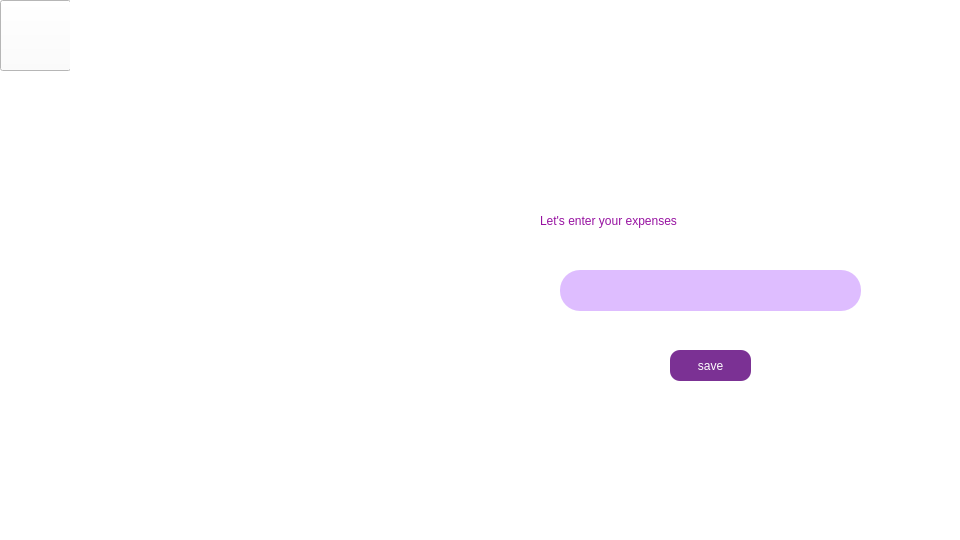
Above: expenses.ui from Nirjaraa/spendwise before the change. Below: the same form after it.
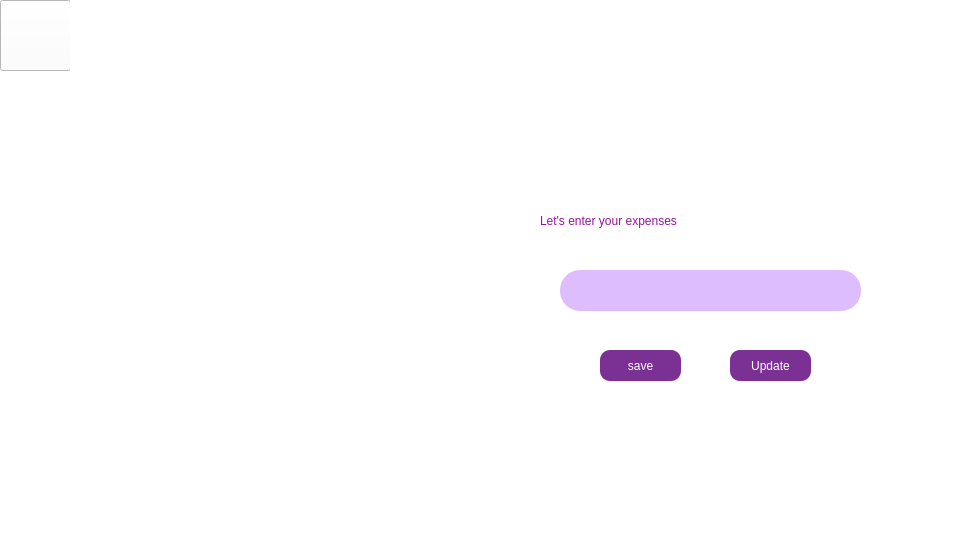
That is the form after the change. Icons and pictures are not drawn.

Diff of the .ui file:
```diff
--- a/expenses.ui
+++ b/expenses.ui
@@ -70,7 +70,7 @@
    <widget class="QPushButton" name="save">
     <property name="geometry">
      <rect>
-      <x>670</x>
+      <x>600</x>
       <y>350</y>
       <width>81</width>
       <height>31</height>
@@ -127,7 +127,7 @@
      <rect>
       <x>70</x>
       <y>0</y>
-      <width>881</width>
+      <width>921</width>
       <height>71</height>
      </rect>
     </property>
@@ -143,6 +143,30 @@
      <string> EXPENSES</string>
     </property>
    </widget>
+   <widget class="QPushButton" name="update">
+    <property name="geometry">
+     <rect>
+      <x>730</x>
+      <y>350</y>
+      <width>81</width>
+      <height>31</height>
+     </rect>
+    </property>
+    <property name="styleSheet">
+     <string notr="true">border-image: none;
+border-image: url(:/resources/p7.jpg);
+font: 9pt &quot;Bahnschrift&quot;;
+border-color: none;
+color: rgb(255, 255, 255);
+background-color: rgb(123,49,148);
+border-radius: 10px;
+
+</string>
+    </property>
+    <property name="text">
+     <string>Update</string>
+    </property>
+   </widget>
   </widget>
  </widget>
  <resources/>
```
